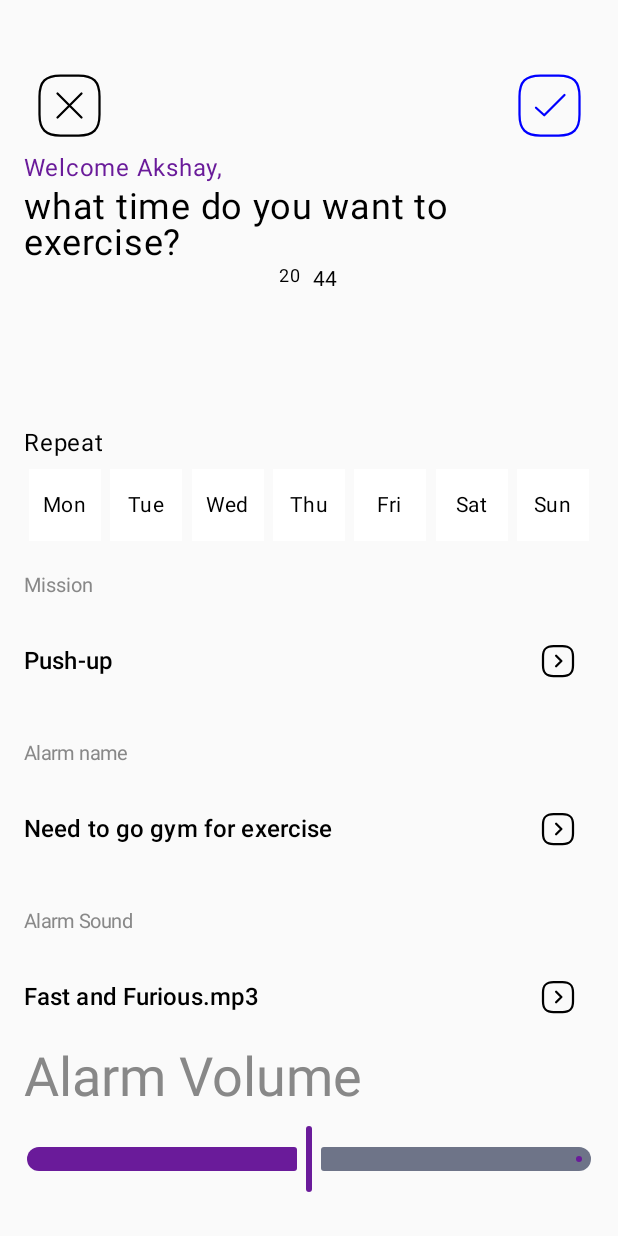
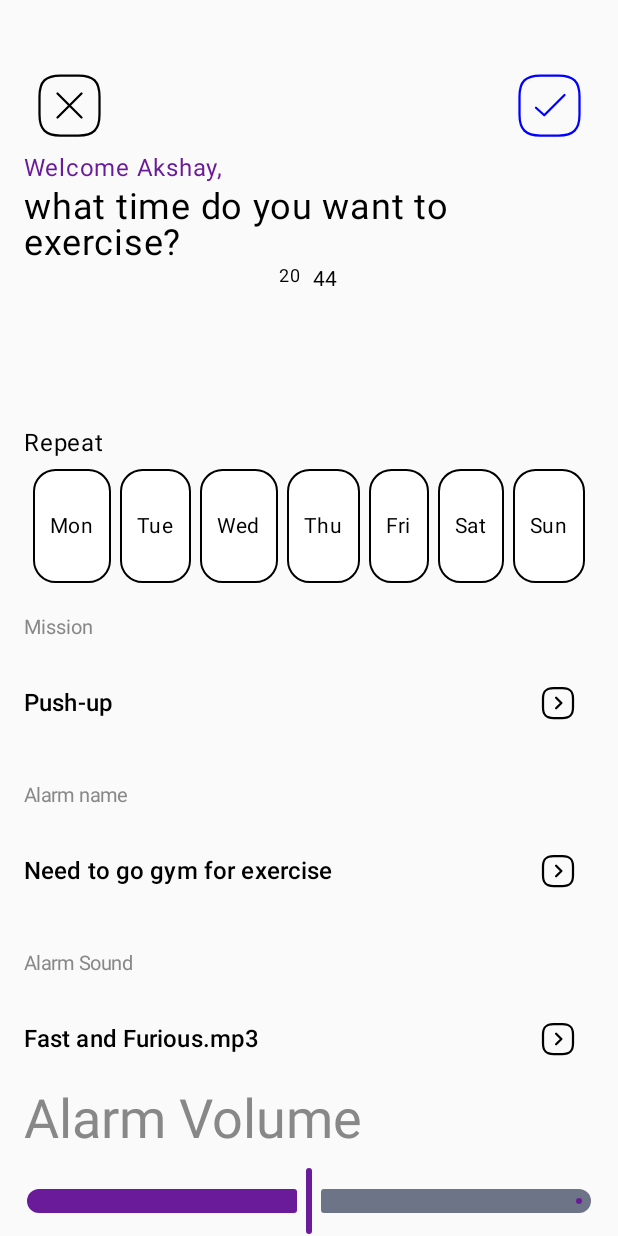
Before and after one commit to asheeshrajput12/mCodeAlarm, an Android app built with Jetpack Compose: the screen it shows after launch (ActivityAddTask), after a tap on "Add", on a phone screen of 412 x 824 dp. Run offline under Robolectric (Android 15) with nearby library versions, the phone set to English and light mode, and no system bars.

Commit message:
implement days list in add task

```diff
--- a/app/src/main/java/com/asheeshk/myalarm/ActivityAddTask.kt
+++ b/app/src/main/java/com/asheeshk/myalarm/ActivityAddTask.kt
@@ -6,6 +6,8 @@ import androidx.activity.ComponentActivity
 import androidx.activity.compose.setContent
 import androidx.activity.enableEdgeToEdge
 import androidx.compose.foundation.background
+import androidx.compose.foundation.border
+import androidx.compose.foundation.clickable
 import androidx.compose.foundation.layout.Arrangement
 import androidx.compose.foundation.layout.Box
 import androidx.compose.foundation.layout.Column
@@ -20,6 +22,7 @@ import androidx.compose.foundation.layout.width
 import androidx.compose.foundation.layout.wrapContentHeight
 import androidx.compose.foundation.layout.wrapContentWidth
 import androidx.compose.foundation.shape.CircleShape
+import androidx.compose.foundation.shape.RoundedCornerShape
 import androidx.compose.material3.Icon
 import androidx.compose.material3.IconButton
 import androidx.compose.material3.MaterialTheme
@@ -28,6 +31,10 @@ import androidx.compose.material3.Slider
 import androidx.compose.material3.SliderDefaults
 import androidx.compose.material3.Text
 import androidx.compose.runtime.Composable
+import androidx.compose.runtime.getValue
+import androidx.compose.runtime.mutableStateOf
+import androidx.compose.runtime.remember
+import androidx.compose.runtime.setValue
 import androidx.compose.ui.Alignment
 import androidx.compose.ui.Modifier
 import androidx.compose.ui.graphics.Color
@@ -40,6 +47,7 @@ import androidx.compose.ui.tooling.preview.Preview
 import androidx.compose.ui.unit.dp
 import androidx.compose.ui.unit.sp
 import com.asheeshk.myalarm.ui.theme.MyAlarmTheme
+import com.asheeshk.myalarm.ui.theme.Pink10
 
 class ActivityAddTask : ComponentActivity() {
     override fun onCreate(savedInstanceState: Bundle?) {
@@ -118,14 +126,18 @@ fun ExerciseAlarmScreen(userName: String = "Akshay") {
 
         Text(
             text = "what time do you want to exercise?",
-            modifier = Modifier.fillMaxWidth().wrapContentHeight(),
+            modifier = Modifier
+                .fillMaxWidth()
+                .wrapContentHeight(),
             fontSize = 24.sp,
             textAlign = TextAlign.Start
         )
 
         // Time Picker
         Row(
-            modifier = Modifier.fillMaxWidth().height(110.dp),
+            modifier = Modifier
+                .fillMaxWidth()
+                .height(110.dp),
             horizontalArrangement = Arrangement.Center
         ) {
             Text(
@@ -151,26 +163,32 @@ fun ExerciseAlarmScreen(userName: String = "Akshay") {
                 color = Color.Black
             )
             Spacer(modifier = Modifier.height(8.dp))
-            Row(
+            val days = listOf("Mon", "Tue", "Wed", "Thu", "Fri", "Sat", "Sun")
+            HorizontalSelectableDaysList(days = days)
+           /* Row(
                 horizontalArrangement = Arrangement.SpaceAround,
                 modifier = Modifier.fillMaxWidth()
             ) {
-                val days = listOf("Mon", "Tue", "Wed", "Thu", "Fri", "Sat", "Sun")
+
                 days.forEach { day ->
                     Box(
                         modifier = Modifier
-                            .size(48.dp)
                             .background(
                                 color = Color.White,
-                                shape = RectangleShape
+                            )
+                            .border(
+                                width = 0.5.dp, // Stroke width
+                                color = Color.Black, // Stroke color
+                                shape = RoundedCornerShape(5.dp) // Shape of the border
                             ),
 
                         contentAlignment = Alignment.Center
                     ) {
-                        Text(text = day, style = MaterialTheme.typography.bodyMedium)
+                        Text(text = day, style = MaterialTheme.typography.bodyMedium,
+                            modifier = Modifier.padding(top = 10.dp, start = 5.dp, end = 5.dp, bottom = 10.dp))
                     }
                 }
-            }
+            }*/
         }
 
         // Mission Section
@@ -236,3 +254,41 @@ fun SettingItem(title: String, value: String) {
         }
     }
 }
+
+@Composable
+fun HorizontalSelectableDaysList(days: List<String>) {
+    // State to track the selected day
+    var selectedDay by remember { mutableStateOf<String?>(null) }
+
+    Row(
+        modifier = Modifier.fillMaxWidth(), // Ensures the row spans the full width
+        horizontalArrangement = Arrangement.SpaceEvenly // Space items evenly
+    ) {
+        days.forEach { day ->
+            Box(
+                modifier = Modifier
+                    .padding()
+                    .clickable {
+                        selectedDay = day // Update the selected day
+                    }
+                    .background(
+                        color = if (selectedDay == day) Pink10 else Color.White,
+                        shape = RoundedCornerShape(15.dp)
+                    )
+                    .border(
+                        width = 1.dp,
+                        color = if (selectedDay == day) Color.Blue else Color.Black,
+                        shape = RoundedCornerShape(15.dp)
+                    )
+                    .padding(horizontal = 6.dp, vertical = 8.dp), // Inner padding for the Box
+                contentAlignment = Alignment.Center
+            ) {
+                Text(
+                    text = day,
+                    style = MaterialTheme.typography.bodyMedium,
+                    modifier = Modifier.padding(top = 20.dp, start = 5.dp, end = 5.dp, bottom = 20.dp)
+                )
+            }
+        }
+    }
+}
--- a/app/src/main/java/com/asheeshk/myalarm/ui/theme/Color.kt
+++ b/app/src/main/java/com/asheeshk/myalarm/ui/theme/Color.kt
@@ -9,3 +9,4 @@ val Pink80 = Color(0xFFEFB8C8)
 val Purple40 = Color(0xFF6650a4)
 val PurpleGrey40 = Color(0xFF625b71)
 val Pink40 = Color(0xFF7D5260)
+val Pink10=Color(0x1ADD408F)
```
